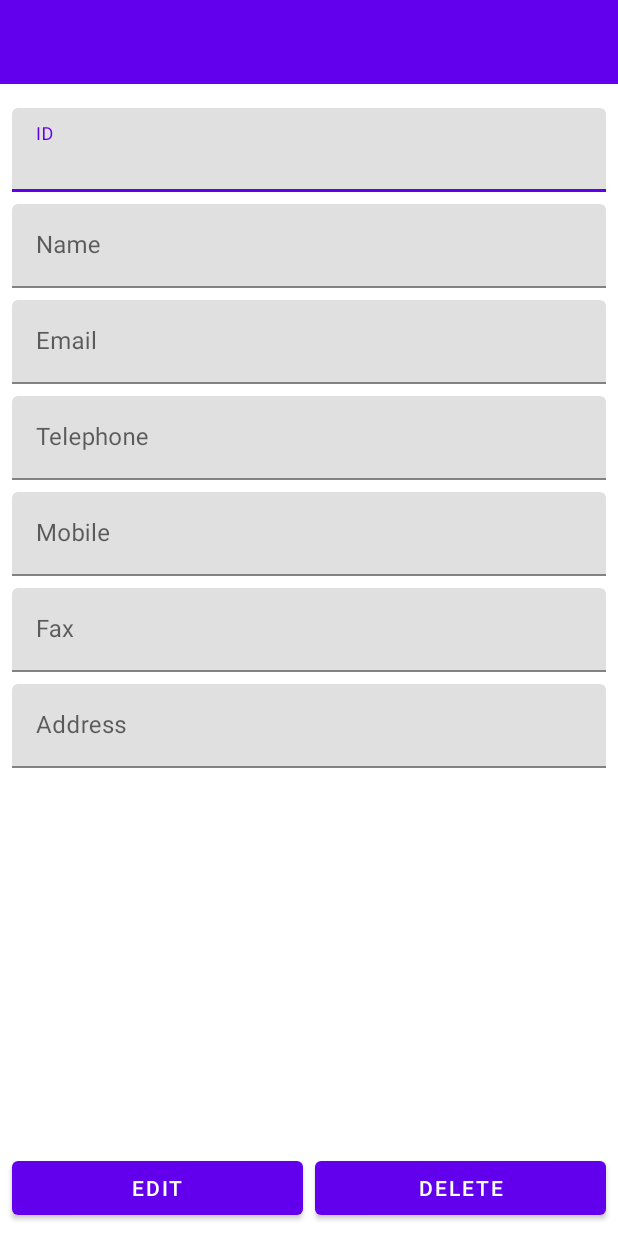
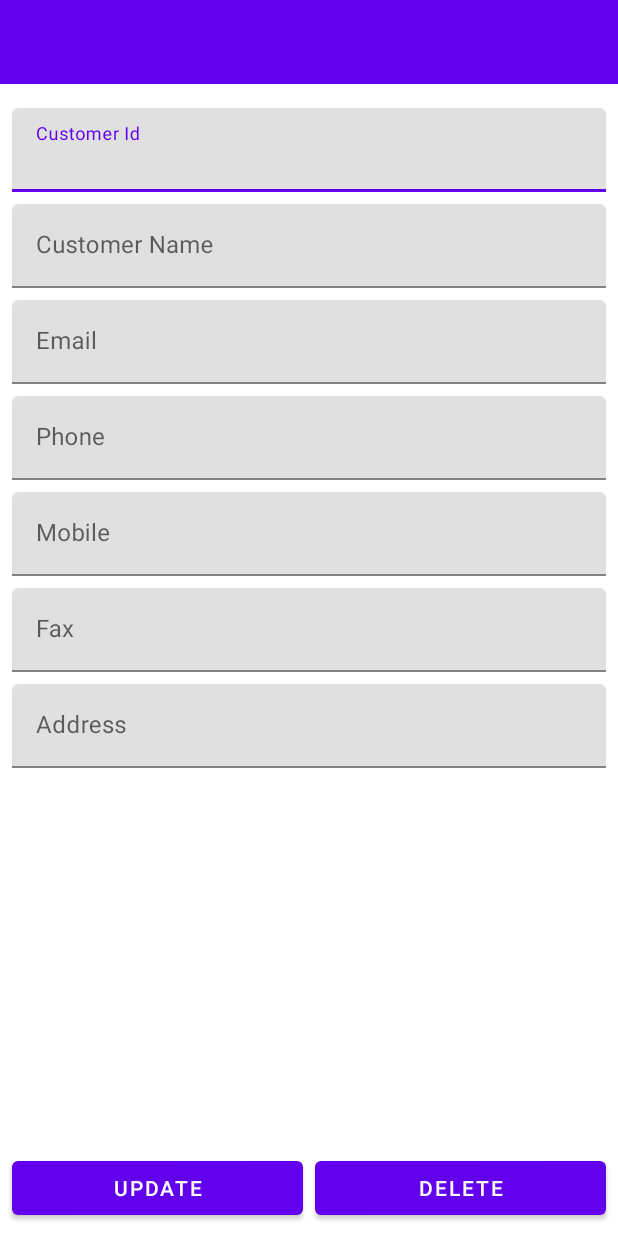
Before and after one commit to abdelouahadelfihri/metalconstructionsestimates-v2.0.0, an Android app: the CustomerDetails screen opened directly, with no data from a screen before it, on a phone screen of 412 x 824 dp. Run offline under Robolectric (Android 15) with nearby library versions, the phone set to English and light mode, and no system bars; 23 statements that could not run were skipped.

Commit message:
updates to strings.xml

```diff
--- a/app/src/main/res/layout/activity_customer_details.xml
+++ b/app/src/main/res/layout/activity_customer_details.xml
@@ -39,7 +39,7 @@
                 android:layout_marginTop="16dp"
                 android:layout_marginStart="8dp"
                 android:layout_marginEnd="8dp"
-                android:hint="ID"
+                android:hint="@string/customer_id"
                 app:layout_constraintTop_toTopOf="parent"
                 app:layout_constraintStart_toStartOf="parent"
                 app:layout_constraintEnd_toEndOf="parent">
@@ -59,7 +59,7 @@
                 android:layout_marginTop="8dp"
                 android:layout_marginStart="8dp"
                 android:layout_marginEnd="8dp"
-                android:hint="Name"
+                android:hint="@string/customer_name"
                 app:layout_constraintTop_toBottomOf="@id/idInputLayout"
                 app:layout_constraintStart_toStartOf="parent"
                 app:layout_constraintEnd_toEndOf="parent">
@@ -76,7 +76,7 @@
                 android:layout_marginTop="8dp"
                 android:layout_marginStart="8dp"
                 android:layout_marginEnd="8dp"
-                android:hint="Email"
+                android:hint="@string/customer_email"
                 app:layout_constraintTop_toBottomOf="@id/nameInputLayout"
                 app:layout_constraintStart_toStartOf="parent"
                 app:layout_constraintEnd_toEndOf="parent">
@@ -94,7 +94,7 @@
                 android:layout_marginTop="8dp"
                 android:layout_marginStart="8dp"
                 android:layout_marginEnd="8dp"
-                android:hint="Telephone"
+                android:hint="@string/customer_phone"
                 app:layout_constraintTop_toBottomOf="@id/emailInputLayout"
                 app:layout_constraintStart_toStartOf="parent"
                 app:layout_constraintEnd_toEndOf="parent">
@@ -112,7 +112,7 @@
                 android:layout_marginTop="8dp"
                 android:layout_marginStart="8dp"
                 android:layout_marginEnd="8dp"
-                android:hint="Mobile"
+                android:hint="@string/customer_mobile"
                 app:layout_constraintTop_toBottomOf="@id/telephoneInputLayout"
                 app:layout_constraintStart_toStartOf="parent"
                 app:layout_constraintEnd_toEndOf="parent">
@@ -130,7 +130,7 @@
                 android:layout_marginTop="8dp"
                 android:layout_marginStart="8dp"
                 android:layout_marginEnd="8dp"
-                android:hint="Fax"
+                android:hint="@string/customer_fax"
                 app:layout_constraintTop_toBottomOf="@id/mobileInputLayout"
                 app:layout_constraintStart_toStartOf="parent"
                 app:layout_constraintEnd_toEndOf="parent">
@@ -149,7 +149,7 @@
                 android:layout_marginStart="8dp"
                 android:layout_marginEnd="8dp"
                 android:layout_marginBottom="16dp"
-                android:hint="Address"
+                android:hint="@string/customer_address"
                 app:layout_constraintTop_toBottomOf="@id/faxInputLayout"
                 app:layout_constraintStart_toStartOf="parent"
                 app:layout_constraintEnd_toEndOf="parent">
@@ -176,7 +176,7 @@
         android:id="@+id/buttonEdit"
         android:layout_width="0dp"
         android:layout_height="wrap_content"
-        android:text="Edit"
+        android:text="@string/update"
         android:layout_marginStart="8dp"
         android:layout_marginEnd="4dp"
         android:layout_marginBottom="8dp"
@@ -188,7 +188,7 @@
         android:id="@+id/buttonDelete"
         android:layout_width="0dp"
         android:layout_height="wrap_content"
-        android:text="Delete"
+        android:text="@string/delete"
         android:layout_marginStart="4dp"
         android:layout_marginEnd="8dp"
         android:layout_marginBottom="8dp"
```
